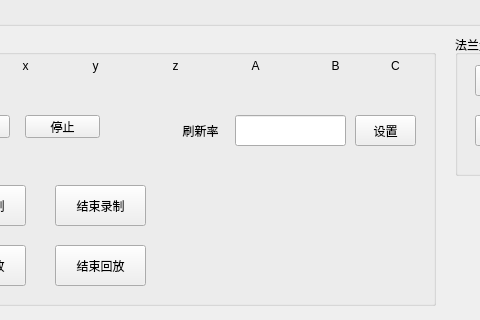
Above: src/ui/main_window.ui from h47vagary/vive_robot_calibration before the change; both pictures show x 95 to 575 and y 455 to 775 of the 1182 by 775 pixel window. Below: the same form after it.
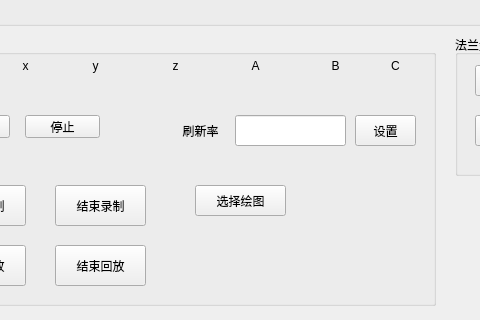
That is the form after the change.

Commit message: add select chart

```diff
--- a/src/ui/main_window.ui
+++ b/src/ui/main_window.ui
@@ -2168,6 +2168,19 @@
       <string>结束回放</string>
      </property>
     </widget>
+    <widget class="QPushButton" name="pushButton_parse_chart">
+     <property name="geometry">
+      <rect>
+       <x>280</x>
+       <y>150</y>
+       <width>91</width>
+       <height>31</height>
+      </rect>
+     </property>
+     <property name="text">
+      <string>选择绘图</string>
+     </property>
+    </widget>
    </widget>
    <widget class="QGroupBox" name="groupBox_flang2tcp_calib">
     <property name="geometry">
```
The commit also changes 2 other files.
